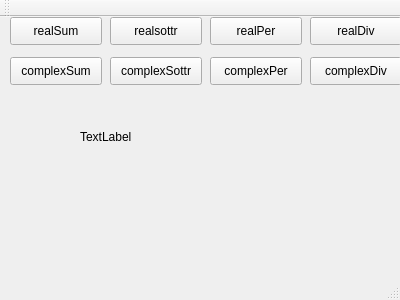
The window that progetto.ui (Sennare/kalk_p2) describes before a commit, drawn with Qt 5.
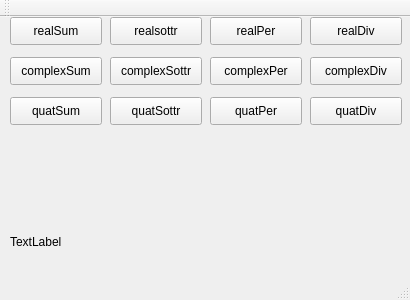
The same window after the commit.

Diff of the .ui file:
```diff
--- a/progetto.ui
+++ b/progetto.ui
@@ -6,7 +6,7 @@
    <rect>
     <x>0</x>
     <y>0</y>
-    <width>400</width>
+    <width>410</width>
     <height>300</height>
    </rect>
   </property>
@@ -17,10 +17,10 @@
    <widget class="QLabel" name="label">
     <property name="geometry">
      <rect>
-      <x>80</x>
-      <y>110</y>
-      <width>251</width>
-      <height>20</height>
+      <x>10</x>
+      <y>209</y>
+      <width>391</width>
+      <height>31</height>
      </rect>
     </property>
     <property name="text">
@@ -131,6 +131,58 @@
      <string>complexSum</string>
     </property>
    </widget>
+   <widget class="QPushButton" name="quaternionSum">
+    <property name="geometry">
+     <rect>
+      <x>10</x>
+      <y>80</y>
+      <width>92</width>
+      <height>28</height>
+     </rect>
+    </property>
+    <property name="text">
+     <string>quatSum</string>
+    </property>
+   </widget>
+   <widget class="QPushButton" name="quaternionSottr">
+    <property name="geometry">
+     <rect>
+      <x>110</x>
+      <y>80</y>
+      <width>92</width>
+      <height>28</height>
+     </rect>
+    </property>
+    <property name="text">
+     <string>quatSottr</string>
+    </property>
+   </widget>
+   <widget class="QPushButton" name="quaternionPer">
+    <property name="geometry">
+     <rect>
+      <x>210</x>
+      <y>80</y>
+      <width>92</width>
+      <height>28</height>
+     </rect>
+    </property>
+    <property name="text">
+     <string>quatPer</string>
+    </property>
+   </widget>
+   <widget class="QPushButton" name="quaternionDiv">
+    <property name="geometry">
+     <rect>
+      <x>310</x>
+      <y>80</y>
+      <width>92</width>
+      <height>28</height>
+     </rect>
+    </property>
+    <property name="text">
+     <string>quatDiv</string>
+    </property>
+   </widget>
   </widget>
   <widget class="QMenuBar" name="menuBar">
    <property name="geometry">
```
Left out of the diff: 2 changed lines with no effect on the pictures.
